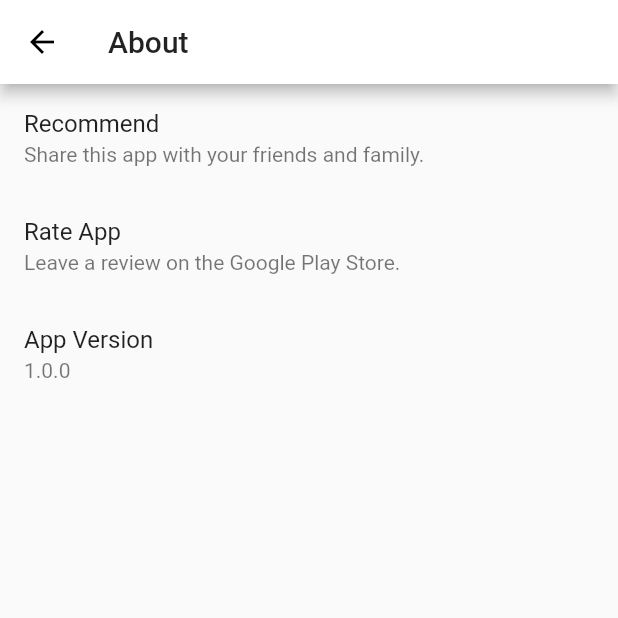
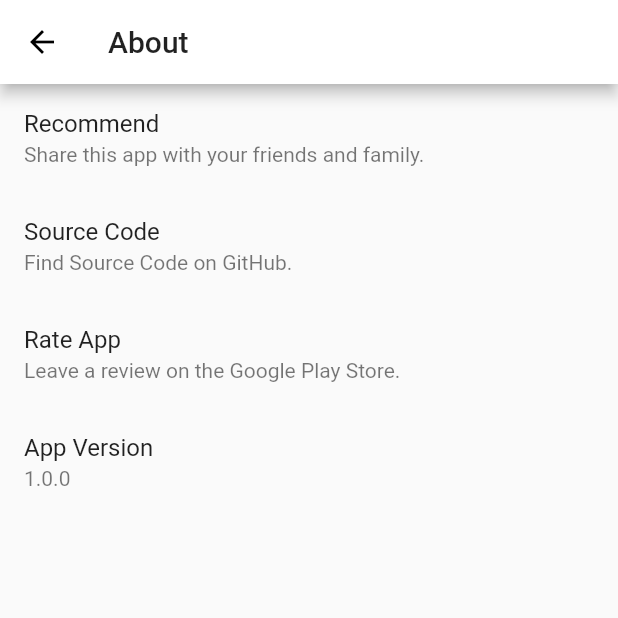
Before and after one commit to tsvillain/Wallbay, a Flutter app: the Setting screen opened directly, on a phone screen of 412 x 824 dp, the top half of it. Run offline on Flutter 3.47's test engine with Material 2 defaults, Android fonts, the phone set to English and light mode, and no system bars; our stand-ins replace dio, flutter_bloc, google_nav_bar, package_info, share; missing offline and left inert: easy_permission_validator, wallpaperplugin; network calls fail.

Commit message:
few UI tweaks

```diff
--- a/lib/Screens/EditorChoice.dart
+++ b/lib/Screens/EditorChoice.dart
@@ -6,7 +6,6 @@ import 'package:wallbay/Bloc/wallpaperEvent.dart';
 import 'package:wallbay/Bloc/wallpaperState.dart';
 import 'package:wallbay/Model/wallpaper.dart';
 import 'package:wallbay/Screens/Detail.dart';
-import 'package:wallbay/const.dart';
 
 class EditorChoice extends StatefulWidget {
   @override
--- a/lib/Screens/Setting.dart
+++ b/lib/Screens/Setting.dart
@@ -1,6 +1,8 @@
 import 'package:flutter/material.dart';
-import 'package:launch_review/launch_review.dart';
+import 'package:package_info/package_info.dart';
 import 'package:share/share.dart';
+import 'package:url_launcher/url_launcher.dart';
+import 'package:wallbay/const.dart';
 
 class Setting extends StatefulWidget {
   @override
@@ -8,6 +10,17 @@ class Setting extends StatefulWidget {
 }
 
 class _SettingState extends State<Setting> {
+  String _packageName;
+  String _version;
+  @override
+  void initState() {
+    PackageInfo.fromPlatform().then((PackageInfo packageInfo) {
+      _packageName = packageInfo.packageName;
+      _version = packageInfo.version;
+    });
+    super.initState();
+  }
+
   @override
   Widget build(BuildContext context) {
     return Scaffold(
@@ -21,17 +34,23 @@ class _SettingState extends State<Setting> {
             subtitle: Text("Share this app with your friends and family."),
             onTap: () {
               Share.share(
-                  "https://play.google.com/store/apps/details?id=app.tsvillain.wallbay \nHey! Check this app out.");
+                "$message\n${url + _packageName}",
+              );
             },
+          ),
+          ListTile(
+            title: Text("Source Code"),
+            subtitle: Text("Find Source Code on GitHub."),
+            onTap: () => launch("$gitHubUrl"),
           ),
           ListTile(
             title: Text("Rate App"),
             subtitle: Text("Leave a review on the Google Play Store."),
-            onTap: LaunchReview.launch,
+            onTap: () => launch(url + _packageName),
           ),
           ListTile(
             title: Text("App Version"),
-            subtitle: Text("1.0.0"),
+            subtitle: Text("${_version ?? "1.0.0"} "),
           )
         ],
       ),
--- a/lib/const.dart
+++ b/lib/const.dart
@@ -1,8 +1,10 @@
+///Get API key from https://www.pexels.com/api/
 final String apiKey =
     "563492ad6f9170000100000140f9dc05fbcd4d43a2b63528687b0825";
 final String editorChoiceEndPoint =
     "https://api.pexels.com/v1/search?query=wallpaper";
 final String perPageLimit = "&per_page=30";
 final String searchEndPoint = "https://api.pexels.com/v1/search?query=";
-final String fullScreenAdUnitID = "ca-app-pub-8988765640469719/6356219978";
-final String appUnitID = "ca-app-pub-8988765640469719~5718337136";
+final String message = "Check out this awesome wallpaper app:";
+final String url = "https://play.google.com/store/apps/details?id=";
+final String gitHubUrl = "https://github.com/tsvillain/Wallbay";
```
Also changed, not shown: lib/Screens/Detail.dart (+47 -18 lines), pubspec.yaml (+2 -5 lines), pubspec.lock, 3 other files.
